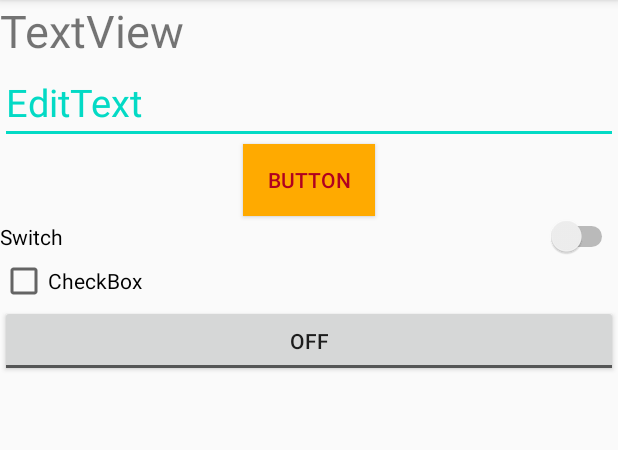
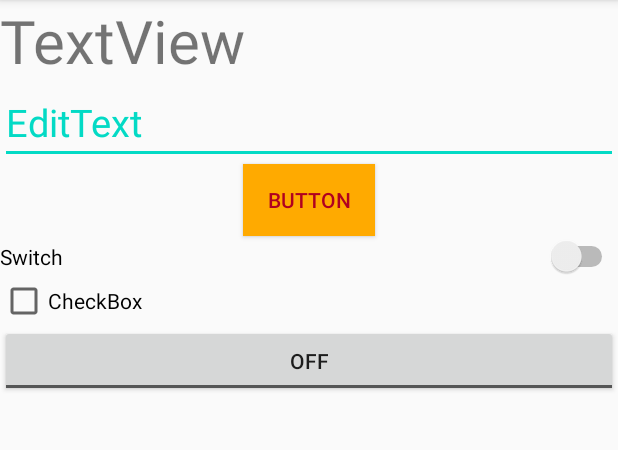
Before and after one commit to KozlovtsevSV/Android_1, an Android app: the screen it shows after launch (MainActivity), on a phone screen of 412 x 824 dp, the part 84-534 px from its top. Run offline under Robolectric (Android 15) with nearby library versions, the phone set to English and light mode, and no system bars.

Commit message:
test commit#2

```diff
--- a/app/src/main/res/layout/activity_main.xml
+++ b/app/src/main/res/layout/activity_main.xml
@@ -10,7 +10,7 @@
         android:id="@+id/textView"
         android:layout_width="match_parent"
         android:layout_height="wrap_content"
-        android:textSize="30sp"
+        android:textSize="40sp"
          android:text="TextView" />
 
     <EditText
```
